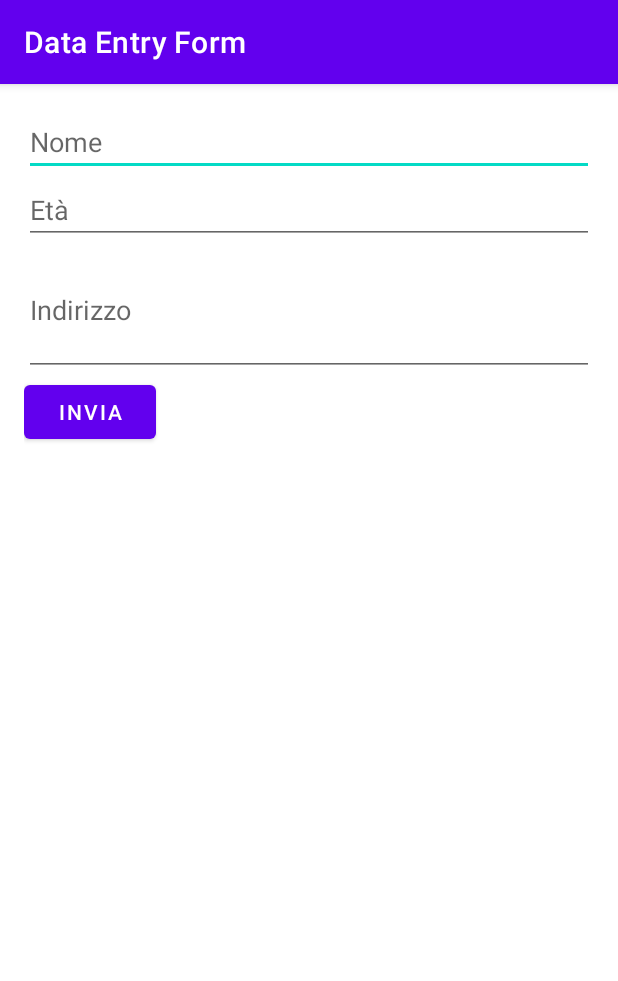
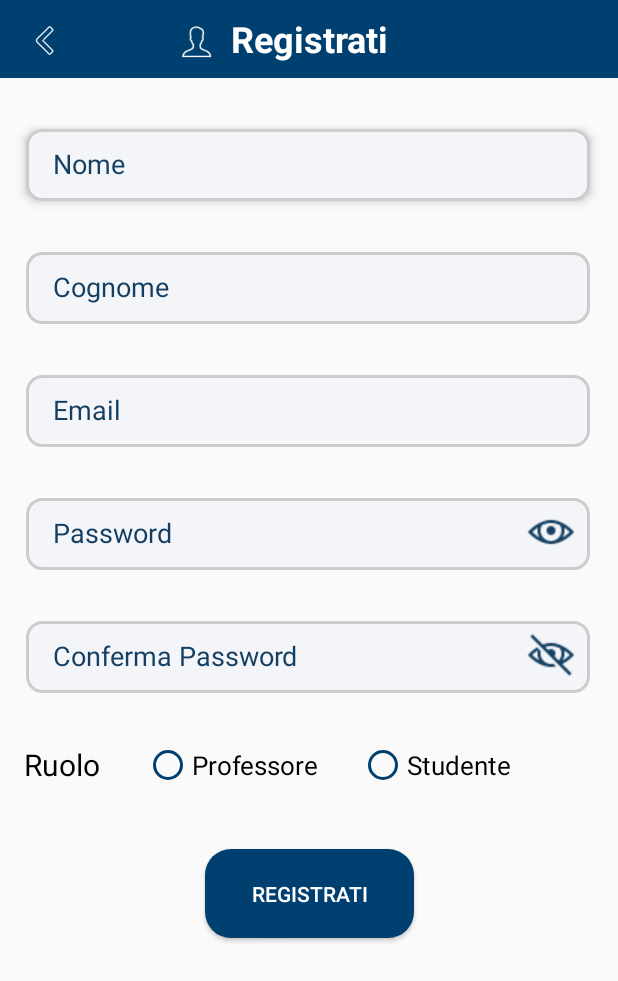
Before and after one commit to acgiv/Graduation-Studios, an Android app: the screen it shows after launch (DataEntryActivity before the commit, RegisterActivity after it), on a phone screen of 412 x 824 dp. Shown: the top 981 px of the screen. Run offline under Robolectric (Android 15) with nearby library versions, the phone set to English and light mode, and no system bars.

Commit message:
creato register activity login e creato il layout rrelativo ad essa

```diff
--- a/app/build.gradle
+++ b/app/build.gradle
@@ -32,6 +32,7 @@ dependencies {
 
     implementation 'androidx.appcompat:appcompat:1.4.1'
     implementation 'com.google.android.material:material:1.5.0'
+    implementation 'androidx.constraintlayout:constraintlayout:2.1.3'
     testImplementation 'junit:junit:4.13.2'
     androidTestImplementation 'androidx.test.ext:junit:1.1.5'
     androidTestImplementation 'androidx.test.espresso:espresso-core:3.5.1'
--- a/app/src/main/java/com/laureapp/ui/DataEntryActivity.java
+++ b/app/src/main/java/com/laureapp/ui/DataEntryActivity.java
@@ -1,4 +1,4 @@
-package com.laureapp.UI;
+package com.laureapp.ui;
 
 import android.os.Bundle;
 import android.view.View;
--- a/app/src/main/java/com/laureapp/ui/HomeFragment.java
+++ b/app/src/main/java/com/laureapp/ui/HomeFragment.java
@@ -1,4 +1,4 @@
-package com.laureapp.UI;
+package com.laureapp.ui;
 
 import android.content.Intent;
 import android.content.SharedPreferences;
--- /dev/null
+++ b/app/src/main/java/com/laureapp/ui/LoginActivity.java
@@ -0,0 +1,16 @@
+package com.laureapp.ui;
+
+import androidx.appcompat.app.AppCompatActivity;
+
+import android.os.Bundle;
+
+import com.laureapp.R;
+
+public class LoginActivity extends AppCompatActivity {
+
+    @Override
+    protected void onCreate(Bundle savedInstanceState) {
+        super.onCreate(savedInstanceState);
+        setContentView(R.layout.activity_login);
+    }
+}
--- a/app/src/main/java/com/laureapp/ui/MainActivity.java
+++ b/app/src/main/java/com/laureapp/ui/MainActivity.java
@@ -1,12 +1,9 @@
-package com.laureapp.UI;
+package com.laureapp.ui;
 
 //import android.app.FragmentManager;
 import android.os.Bundle;
 import androidx.appcompat.app.AppCompatActivity;
 import android.content.Intent;
-import android.os.Bundle;
-import androidx.appcompat.app.AppCompatActivity;
-import androidx.fragment.app.FragmentTransaction;
 
 //.R serve per riprendere gli ID delle componenti grafiche che verranno utilizzate e che si trovano all'interno del file xml
 import com.laureapp.R;
@@ -25,10 +22,13 @@ public class MainActivity extends AppCompatActivity {
         ft.commit();
 
     }*/
+
+
+
     @Override
     protected void onCreate(Bundle savedInstanceState) {
         super.onCreate(savedInstanceState);
-        setContentView(R.layout.activity_main);
+        setContentView(R.layout.activity_register);
 
         // Avvia DataEntryActivity quando viene eseguita MainActivity
         Intent intent = new Intent(this, DataEntryActivity.class);
--- /dev/null
+++ b/app/src/main/java/com/laureapp/ui/RegisterActivity.java
@@ -0,0 +1,22 @@
+package com.laureapp.ui;
+
+import androidx.appcompat.app.AppCompatActivity;
+
+import android.os.Bundle;
+import android.util.Log;
+import android.view.View;
+
+import com.laureapp.R;
+
+public class RegisterActivity extends AppCompatActivity {
+
+    @Override
+    protected void onCreate(Bundle savedInstanceState) {
+        super.onCreate(savedInstanceState);
+        setContentView(R.layout.activity_register);
+    }
+
+    public void registratiClick(View view) {
+        Log.d("RegistrzioneActivity", "click");
+    }
+}
--- a/app/src/main/java/com/laureapp/ui/SettingsFragment.java
+++ b/app/src/main/java/com/laureapp/ui/SettingsFragment.java
@@ -1,4 +1,4 @@
-package com.laureapp.UI;
+package com.laureapp.ui;
 
 import android.content.Context;
 import android.content.SharedPreferences;
--- /dev/null
+++ b/app/src/main/res/drawable/button_background.xml
@@ -0,0 +1,9 @@
+<?xml version="1.0" encoding="utf-8"?>
+<selector xmlns:android="http://schemas.android.com/apk/res/android">
+    <item>
+        <shape >
+            <solid android:color="@color/color_primary" />
+            <corners android:radius="17dp"> </corners>
+        </shape>
+    </item>
+</selector>
--- /dev/null
+++ b/app/src/main/res/drawable/input_color.xml
@@ -0,0 +1,22 @@
+<?xml version="1.0" encoding="utf-8"?>
+<layer-list xmlns:android="http://schemas.android.com/apk/res/android">
+
+    <shape >
+        <solid android:color="#FFEEEEEE" />
+        <stroke
+            android:width="4dp"
+            android:color="#FFF4F4F4" />
+        <corners android:radius="8dp" />
+    </shape>
+
+    <item android:right="2dp" android:left="2dp" android:top="2dp">
+        <shape android:shape="rectangle">
+            <solid android:color="#F4F5F9" />
+            <stroke
+                android:width="2dp"
+                android:color="#CCCCCC" />
+            <corners android:radius="10dp" />
+        </shape>
+    </item>
+
+</layer-list>
--- a/app/src/main/res/layout/activity_data_entry.xml
+++ b/app/src/main/res/layout/activity_data_entry.xml
@@ -1,6 +1,5 @@
 <!-- res/layout/activity_data_entry.xml -->
-<LinearLayout
-    xmlns:android="http://schemas.android.com/apk/res/android"
+<LinearLayout xmlns:android="http://schemas.android.com/apk/res/android"
     android:layout_width="match_parent"
     android:layout_height="match_parent"
     android:orientation="vertical"
@@ -16,8 +15,8 @@
         android:id="@+id/editTextAge"
         android:layout_width="match_parent"
         android:layout_height="wrap_content"
-        android:inputType="number"
-        android:hint="Età" />
+        android:hint="Età"
+        android:inputType="number" />
 
     <EditText
         android:id="@+id/editTextAddress"
--- /dev/null
+++ b/app/src/main/res/layout/activity_login.xml
@@ -0,0 +1,9 @@
+<?xml version="1.0" encoding="utf-8"?>
+<androidx.constraintlayout.widget.ConstraintLayout xmlns:android="http://schemas.android.com/apk/res/android"
+    xmlns:app="http://schemas.android.com/apk/res-auto"
+    xmlns:tools="http://schemas.android.com/tools"
+    android:layout_width="match_parent"
+    android:layout_height="match_parent"
+    tools:context=".ui.LoginActivity">
+
+</androidx.constraintlayout.widget.ConstraintLayout>
--- /dev/null
+++ b/app/src/main/res/layout/activity_register.xml
@@ -0,0 +1,212 @@
+<?xml version="1.0" encoding="utf-8"?>
+
+<androidx.constraintlayout.widget.ConstraintLayout
+    xmlns:android="http://schemas.android.com/apk/res/android"
+    xmlns:app="http://schemas.android.com/apk/res-auto"
+    xmlns:tools="http://schemas.android.com/tools"
+    android:layout_width="match_parent"
+    android:layout_height="match_parent"
+    tools:context=".ui.RegisterActivity">
+
+
+    <TextView
+        android:id="@+id/headerTextView"
+        android:layout_width="0dp"
+        android:layout_height="52dp"
+        android:background="@color/color_primary"
+        android:gravity="center"
+        android:text="@string/Registrati_header"
+        android:textColor="@color/white"
+        android:textColorHint="@color/white"
+        android:textSize="24sp"
+        android:textStyle="bold"
+        app:layout_constraintEnd_toEndOf="parent"
+        app:layout_constraintStart_toStartOf="parent"
+        app:layout_constraintTop_toTopOf="parent"
+        tools:ignore="MissingConstraints,TextViewEdits" />
+
+    <EditText
+        android:id="@+id/name_register"
+        android:layout_width="380dp"
+        android:layout_height="50dp"
+        android:layout_marginTop="32dp"
+        android:background="@drawable/input_color"
+        android:elevation="4dp"
+        android:ems="10"
+        android:hint="@string/name"
+        android:importantForAutofill="no"
+        android:inputType="text"
+        android:paddingStart="20dp"
+        android:textColor="@color/black"
+        android:textColorHint="@color/color_text_input"
+        app:layout_constraintEnd_toEndOf="parent"
+        app:layout_constraintHorizontal_bias="0.483"
+        app:layout_constraintStart_toStartOf="parent"
+        app:layout_constraintTop_toBottomOf="@+id/headerTextView"
+        tools:ignore="MissingConstraints,RtlSymmetry" />
+
+    <EditText
+        android:id="@+id/password_register"
+        android:layout_width="380dp"
+        android:layout_height="50dp"
+        android:layout_marginTop="32dp"
+        android:autofillHints=""
+        android:background="@drawable/input_color"
+        android:drawableEnd="@drawable/eye_view"
+        android:paddingEnd="12dp"
+        android:ems="10"
+        android:hint="@string/password"
+        android:inputType="textPassword"
+        android:paddingStart="20dp"
+        android:textColorHint="@color/color_text_input"
+        app:iconTint="@color/black"
+        app:layout_constraintEnd_toEndOf="parent"
+        app:layout_constraintHorizontal_bias="0.483"
+        app:layout_constraintStart_toStartOf="parent"
+        app:layout_constraintTop_toBottomOf="@+id/email_register"
+        tools:ignore="MissingConstraints,RtlSymmetry" />
+
+    <Button
+        android:id="@+id/button_register"
+        android:layout_width="139dp"
+        android:layout_height="59dp"
+        android:background="@drawable/button_background"
+        android:layout_marginTop="40dp"
+        android:text="@string/Registrati"
+        android:textColor="@color/white"
+        app:layout_constraintEnd_toEndOf="parent"
+        app:layout_constraintStart_toStartOf="parent"
+        android:onClick="registratiClick"
+        app:layout_constraintTop_toBottomOf="@+id/studente_register"
+        tools:ignore="MissingConstraints" />
+
+    <RadioButton
+        android:id="@+id/professore_register"
+        android:layout_width="wrap_content"
+        android:layout_height="wrap_content"
+        android:layout_marginStart="96dp"
+        android:layout_marginTop="32dp"
+        android:layout_marginEnd="28dp"
+        android:text="@string/professore"
+        android:textSize="17sp"
+        app:buttonTint="@color/color_primary"
+        app:layout_constraintEnd_toStartOf="@+id/studente_register"
+        app:layout_constraintHorizontal_bias="0.0"
+        app:layout_constraintStart_toStartOf="parent"
+        app:layout_constraintTop_toBottomOf="@+id/confirm_password"
+        tools:ignore="MissingConstraints" />
+
+    <RadioButton
+        android:id="@+id/studente_register"
+        android:layout_width="wrap_content"
+        android:layout_height="wrap_content"
+        android:layout_marginTop="32dp"
+        android:text="@string/studente"
+        android:textSize="17sp"
+        app:buttonTint="@color/color_primary"
+        app:layout_constraintEnd_toEndOf="parent"
+        app:layout_constraintHorizontal_bias="0.77"
+        app:layout_constraintStart_toStartOf="parent"
+        app:layout_constraintTop_toBottomOf="@+id/confirm_password"
+        tools:ignore="MissingConstraints" />
+
+    <TextView
+        android:id="@+id/text_ruolo_register"
+        android:layout_width="wrap_content"
+        android:layout_height="wrap_content"
+        android:layout_marginStart="16dp"
+        android:layout_marginTop="34dp"
+        android:text="@string/ruolo"
+        android:textColor="@color/black"
+        android:textSize="20sp"
+        app:layout_constraintStart_toStartOf="parent"
+        app:layout_constraintTop_toBottomOf="@+id/confirm_password"
+        tools:ignore="MissingConstraints" />
+
+    <EditText
+        android:id="@+id/confirm_password"
+        android:layout_width="380dp"
+        android:layout_height="50dp"
+        android:layout_marginTop="32dp"
+        android:background="@drawable/input_color"
+        android:drawableEnd="@drawable/eye_invisible"
+        android:paddingEnd="12dp"
+        android:ems="10"
+        android:hint="@string/confirm_password"
+        android:importantForAutofill="no"
+        android:inputType="textPassword"
+        android:paddingStart="20dp"
+        android:textColorHint="@color/color_text_input"
+        app:iconTint="@color/black"
+        app:layout_constraintEnd_toEndOf="parent"
+        app:layout_constraintHorizontal_bias="0.483"
+        app:layout_constraintStart_toStartOf="parent"
+        app:layout_constraintTop_toBottomOf="@+id/password_register"
+        tools:ignore="MissingConstraints,RtlSymmetry" />
+
+    <EditText
+        android:id="@+id/email_register"
+        android:layout_width="380dp"
+        android:layout_height="50dp"
+        android:layout_marginTop="32dp"
+        android:background="@drawable/input_color"
+        android:ems="10"
+        android:hint="@string/email"
+        android:importantForAutofill="no"
+        android:inputType="textEmailAddress"
+        android:paddingStart="20dp"
+        android:textColor="@color/black"
+        android:textColorHint="@color/color_text_input"
+        app:layout_constraintEnd_toEndOf="parent"
+        app:layout_constraintHorizontal_bias="0.483"
+        app:layout_constraintStart_toStartOf="parent"
+        app:layout_constraintTop_toBottomOf="@+id/cognome_register"
+        tools:ignore="MissingConstraints,RtlSymmetry" />
+
+    <EditText
+        android:id="@+id/cognome_register"
+        android:layout_width="380dp"
+        android:layout_height="50dp"
+        android:layout_marginTop="32dp"
+        android:background="@drawable/input_color"
+        android:ems="10"
+        android:hint="@string/cognome"
+        android:importantForAutofill="no"
+        android:inputType="text"
+        android:paddingStart="20dp"
+        android:textColor="@color/black"
+        android:textColorHint="@color/color_text_input"
+        app:layout_constraintEnd_toEndOf="parent"
+        app:layout_constraintHorizontal_bias="0.483"
+        app:layout_constraintStart_toStartOf="parent"
+        app:layout_constraintTop_toBottomOf="@+id/name_register"
+        tools:ignore="MissingConstraints,RtlSymmetry" />
+
+    <ImageView
+        android:id="@+id/back_register"
+        android:layout_width="27dp"
+        android:layout_height="22dp"
+        android:layout_marginStart="16dp"
+        android:layout_marginTop="16dp"
+        app:layout_constraintStart_toStartOf="parent"
+        app:layout_constraintTop_toTopOf="parent"
+        app:srcCompat="@drawable/back"
+        tools:ignore="MissingConstraints"
+        android:contentDescription="@string/back" />
+
+    <ImageView
+        android:id="@+id/user"
+        android:layout_width="24dp"
+        android:layout_height="24dp"
+        android:layout_marginStart="118dp"
+        android:layout_marginTop="16dp"
+        android:layout_marginEnd="269dp"
+        app:layout_constraintEnd_toEndOf="@+id/headerTextView"
+        app:layout_constraintStart_toStartOf="parent"
+        app:layout_constraintTop_toTopOf="parent"
+        app:srcCompat="@drawable/user"
+        tools:ignore="MissingConstraints"
+        android:contentDescription="@string/user" />
+
+
+</androidx.constraintlayout.widget.ConstraintLayout>
--- a/app/src/main/res/values/colors.xml
+++ b/app/src/main/res/values/colors.xml
@@ -7,4 +7,7 @@
     <color name="teal_700">#FF018786</color>
     <color name="black">#FF000000</color>
     <color name="white">#FFFFFFFF</color>
+    <color name="color_text_input">#143F62</color>
+    <color name="color_primary">#004070</color>
+
 </resources>
--- a/app/src/main/res/values/strings.xml
+++ b/app/src/main/res/values/strings.xml
@@ -1,3 +1,17 @@
 <resources>
     <string name="app_name">LaureApp</string>
+    <string name="name">Nome</string>
+    <string name="cognome">Cognome</string>
+    <string name="email">Email</string>
+    <string name="ruolo">Ruolo</string>
+    <string name="professore">Professore</string>
+    <string name="studente">Studente</string>
+    <string name="password">Password</string>
+    <string name="confirm_password">Conferma Password</string>
+    <string name="Registrati">REGISTRATI</string>
+    <string name="Registrati_header">Registrati</string>
+    <string name="back">back</string>
+    <string name="user">user</string>
+
+
 </resources>
```
Also changed, not shown: app/src/main/AndroidManifest.xml (+12 -6 lines), app/src/main/res/drawable/back.png (added), app/src/main/res/drawable/eye_invisible.png (added), app/src/main/res/drawable/eye_view.png (added), app/src/main/res/drawable/user.png (added).
